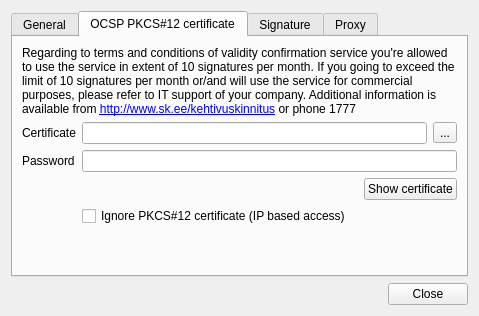
Qt form client/ui/SettingsDialog.ui (open-eid/qdigidoc) before a commit.
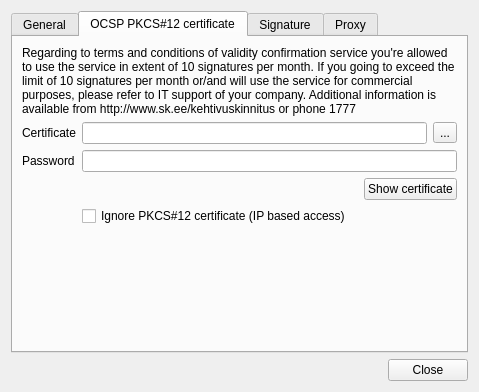
The same form after that commit. The open tabs and pages were chosen to show the change.

Commit message:
remove links and increase dialog size
Ticket: #4092

The edit to the form file:
```diff
--- a/client/ui/SettingsDialog.ui
+++ b/client/ui/SettingsDialog.ui
@@ -10,7 +10,7 @@
     <x>0</x>
     <y>0</y>
     <width>468</width>
-    <height>316</height>
+    <height>392</height>
    </rect>
   </property>
   <property name="windowTitle">
@@ -153,7 +153,7 @@
        <item row="0" column="0" colspan="2">
         <widget class="QLabel" name="p12Label">
          <property name="text">
-          <string>Regarding to terms and conditions of validity confirmation service you're allowed to use the service in extent of 10 signatures per month. If you going to exceed the limit of 10 signatures per month or/and will use the service for commercial purposes, please refer to IT support of your company. Additional information is available from &lt;a href=&quot;http://www.sk.ee/kehtivuskinnitus&quot;&gt;http://www.sk.ee/kehtivuskinnitus&lt;/a&gt; or phone 1777</string>
+          <string>Regarding to terms and conditions of validity confirmation service you're allowed to use the service in extent of 10 signatures per month. If you going to exceed the limit of 10 signatures per month or/and will use the service for commercial purposes, please refer to IT support of your company. Additional information is available from http://www.sk.ee/kehtivuskinnitus or phone 1777</string>
          </property>
          <property name="wordWrap">
           <bool>true</bool>
```
The commit also changes 3 other files.
